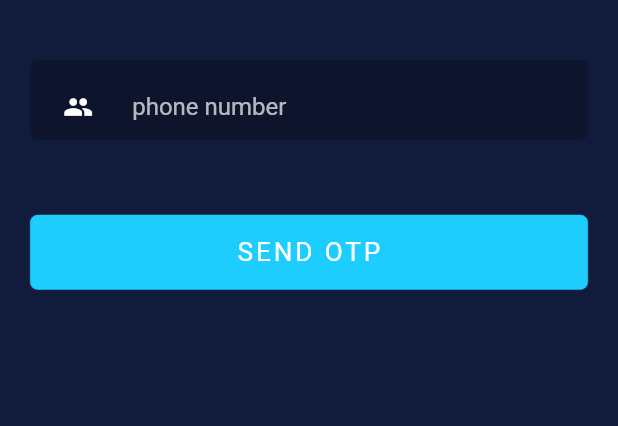
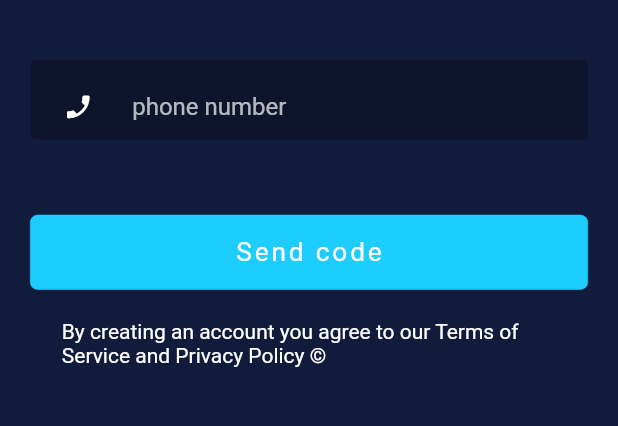
Before and after one commit to Pend-App/Flutter, a Flutter app: the screen it shows after launch, after a tap on "Create Account", on a phone screen of 412 x 824 dp, the part 248-674 px from its top. Run offline on Flutter 3.47's test engine with Material 2 defaults, Android fonts, the phone set to English and light mode, and no system bars; our stand-ins replace cloud_firestore, dio, firebase_auth, firebase_core, get, rxdart and 1 more; missing offline and left inert: encrypt, firebase_phone_auth_handler, web3dart; accounts and stored records are empty.

Commit message:
GetX+Web3
GetX+Web3

```diff
--- a/PendApp/lib/Controller/WalletController.dart
+++ b/PendApp/lib/Controller/WalletController.dart
@@ -14,8 +14,9 @@ class WalletController extends GetxController {
 
   late Credentials unlocked;
   Dio dio = new Dio();
-  var apiUrl = "http://localhost:7545"; //Replace with your API
+  var apiUrl = "https://rinkeby.infura.io/v3/39e9e246342b4a4aa21b8a8eacb0bde2"; //Replace with your API
   var httpClient = new Client();
+  var myData = 0;
 
   Future<String> getFilePath() async {
     Directory appDocumentsDirectory = await getApplicationDocumentsDirectory(); // 1
@@ -85,7 +86,6 @@ class WalletController extends GetxController {
     return result;
   }
   Future<void> getBalance() async {
-    var myData;
     final addresss = await unlocked.extractAddress().toString();
     EthereumAddress address = EthereumAddress.fromHex(addresss);
     List<dynamic> result = await query("balanceOf",[address]);
@@ -93,6 +93,7 @@ class WalletController extends GetxController {
     print(result[0]);
     myData = result[0];
     print(myData.toString()+"YES");
+    update();
   }
   Future<void> SendTransaction() async {
     var ethClient = new Web3Client(apiUrl, httpClient);
--- a/PendApp/lib/screen/intro/login.dart
+++ b/PendApp/lib/screen/intro/login.dart
@@ -79,7 +79,7 @@ class _loginState extends State<login> {
                                   contentPadding: EdgeInsets.all(0.0),
                                   filled: true,
                                   fillColor: Colors.transparent,
-                                  labelText: 'Email',
+                                  labelText: 'Pend ID',
                                   hintStyle: TextStyle(color: Colors.white),
                                   labelStyle: TextStyle(
                                     color: Colors.white70,
@@ -186,13 +186,13 @@ class _loginState extends State<login> {
                     height: 50.0,
                     width: double.infinity,
                     decoration: BoxDecoration(
-                      color: colorStyle.blueColor,
+                      color: colorStyle.accentColor,
                       borderRadius: BorderRadius.all(Radius.circular(5.0)),
                     ),
                     child: Center(
                       child: Text(
                         "Sign In",
-                        style: TextStyle(color: Colors.white, fontWeight: FontWeight.w400, fontSize: 20.0, letterSpacing: 1.0),
+                        style: TextStyle(color: colorStyle.primaryColor, fontWeight: FontWeight.w400, fontSize: 20.0, letterSpacing: 1.0),
                       ),
                     ),
                   ),
@@ -205,6 +205,7 @@ class _loginState extends State<login> {
                 padding: const EdgeInsets.only(left: 20.0, right: 20.0),
                 child: GestureDetector(
                   onTap: () {
+
                     Navigator.of(context).push(PageRouteBuilder(pageBuilder: (_, __, ___) => new signUp()));
                   },
                   child: Container(
@@ -212,7 +213,7 @@ class _loginState extends State<login> {
                     width: double.infinity,
                     decoration: BoxDecoration(
                       borderRadius: BorderRadius.all(Radius.circular(5.0)),
-                      color: colorStyle.blueColor,
+                      color: colorStyle.accentColor,
                       border: Border.all(
                         width: 0.35,
                       ),
@@ -220,17 +221,20 @@ class _loginState extends State<login> {
                     child: Center(
                       child: Text(
                         "Create Account",
-                        style: TextStyle(color: Colors.white, fontWeight: FontWeight.w400, fontSize: 16.5, letterSpacing: 1.2),
+                        style: TextStyle(color: colorStyle.primaryColor, fontWeight: FontWeight.w400, fontSize: 16.5, letterSpacing: 1.2),
                       ),
                     ),
                   ),
                 ),
               ),
-//                  Padding(
-//                    padding: const EdgeInsets.only(left:20.0,right: 20.0,bottom: 15.0),
-//                    child: Container(width: double.infinity,height: 0.15,color: colorStyle.primaryColor,),
-//                  ),
-//                  Text("Register",style: TextStyle(color: colorStyle.primaryColor,fontSize: 17.0,fontWeight: FontWeight.w800),),
+              Padding(
+                padding: const EdgeInsets.only(top: 20,left: 20,right: 20),
+                child: Container(
+                  alignment: Alignment.center,
+                  width: MediaQuery.of(context).size.width*0.8,
+                    child: Text("By creating an account you agree to our Terms of Service and Privacy Policy ©",style: TextStyle(color:  Colors.white),),
+                ),
+              )
             ],
           ),
         ),
--- a/PendApp/lib/screen/intro/signup.dart
+++ b/PendApp/lib/screen/intro/signup.dart
@@ -44,19 +44,16 @@ class _signUpState extends State<signUp> {
     PostIPFS(_emailController.text, _phone.text, _passwordController.text,wallet.toJson().toString());
 
     print("Hossary"+address.hex);
-    print("Shebl"+encrypt(wallet.toJson()));
-    print("Mostafa"+decrypt(encrypt(wallet.toJson())));
-    print("Eslam"+await unlocked.toString());
+   print("Shebl"+encrypt(wallet.toJson()));
+   print("Mostafa"+decrypt(encrypt(wallet.toJson())));
+   print("Eslam"+await unlocked.toString());
 
   }
   PostIPFS(String name,String phone,String pass,String Json) async{
     var a = {
-      "username": name,
-      "phone": phone,
-      "password": pass,
-      "key": Json,
+      "username": name+","+phone+","+pass+","+Json,
     };
-
+    print(a);
     String username = '1zPDRpuNnp13PuZF2rKPPT05i2M';
     String password = 'fadf76b64fcfbe02e43befe04a6e8aeb';
     var auth = 'Basic '+base64Encode(utf8.encode('$username:$password'));
@@ -65,18 +62,7 @@ class _signUpState extends State<signUp> {
         data: FormData.fromMap(a),
         options: Options(headers: <String, String>{'authorization': auth})).then((value) =>
     {
-      setState(() {
-        print("HASH"+value.data["Hash"]);
-        print("SIZE"+value.data["Size"]);
-        final _firestore = Firestore.FirebaseFirestore.instance;
-        Firestore.DocumentReference documentReference = _firestore
-            .collection("Request")
-            .doc(value.data["Hash"]);
-        documentReference.set({
-          "hash": value.data["Hash"],
-          "size": value.data["Size"],
-        });
-      })
+      print(value)
     });
 
   }
@@ -122,14 +108,14 @@ class _signUpState extends State<signUp> {
                                   padding: const EdgeInsets.only(left: 20.0, right: 20.0, top: 40.0),
                                   child: _buildTextFeild(
                                       widgetIcon: Icon(
-                                        Icons.people,
+                                        Icons.phone_enabled,
                                         color: colorStyle.whiteColor,
                                         size: 20,
                                       ),
                                       controller: _phone,
                                       hint: 'phone number',
                                       obscure: false,
-                                      keyboardType: TextInputType.emailAddress,
+                                      keyboardType: TextInputType.phone,
                                       textAlign: TextAlign.start),
                                 ),
                                 verify == false
@@ -137,7 +123,6 @@ class _signUpState extends State<signUp> {
                                         padding: const EdgeInsets.only(top: 50, left: 20.0, right: 20.0),
                                         child: GestureDetector(
                                           onTap: () {
-
                                             setState(() {
                                               verify = true;
                                             });
@@ -155,7 +140,7 @@ class _signUpState extends State<signUp> {
                                             ),
                                             child: Center(
                                               child: Text(
-                                                "SEND OTP",
+                                                "Send code",
                                                 style: TextStyle(color: Colors.white, fontWeight: FontWeight.w400, fontSize: 17.5, letterSpacing: 1.9),
                                               ),
                                             ),
@@ -190,9 +175,9 @@ class _signUpState extends State<signUp> {
                                                       size: 20,
                                                     ),
                                                     controller: _otp,
-                                                    hint: 'OTP',
+                                                    hint: 'Code',
                                                     obscure: false,
-                                                    keyboardType: TextInputType.emailAddress,
+                                                    keyboardType: TextInputType.phone,
                                                     textAlign: TextAlign.start),
                                               ),
                                               SizedBox(height: 40),
@@ -203,6 +188,7 @@ class _signUpState extends State<signUp> {
                                                     if (_otp.text.length != 6) {
                                                       print("Please enter a valid 6 digit OTP");
                                                     } else {
+
                                                       final res = await controller.verifyOTP(otp: _otp.text);
                                                       // Incorrect OTP
                                                       if (!res)
@@ -284,10 +270,6 @@ class _signUpState extends State<signUp> {
                                     onTap: () {
                                       WalletCreation();
                                       setState(() {
-                                        _emailController.clear();
-                                        _passwordController.clear();
-                                        _otp.clear();
-                                        _phone.clear();
                                         state = false;
                                         verify = false;
                                       });
@@ -312,12 +294,16 @@ class _signUpState extends State<signUp> {
                                   height: 20.0,
                                 ),
                               ],
-                            )
-//                  Padding(
-//                    padding: const EdgeInsets.only(left:20.0,right: 20.0,bottom: 15.0),
-//                    child: Container(width: double.infinity,height: 0.15,color: colorStyle.primaryColor,),
-//                  ),
-//                  Text("Register",style: TextStyle(color: colorStyle.primaryColor,fontSize: 17.0,fontWeight: FontWeight.w800),),
+                            ),
+                      Padding(
+                        padding: const EdgeInsets.only(top: 20,left: 20,right: 20),
+                        child: Container(
+                          alignment: Alignment.center,
+                          width: MediaQuery.of(context).size.width*0.8,
+                          child: Text("By creating an account you agree to our Terms of Service and Privacy Policy ©",style: TextStyle(color:  Colors.white),),
+                        ),
+                      )
+
                     ],
                   ),
                 ),
```
Also changed, not shown: PendApp/lib/screen/osama/home.dart (+9 -24 lines), PendApp/pubspec.yaml (+8 -0 lines).
